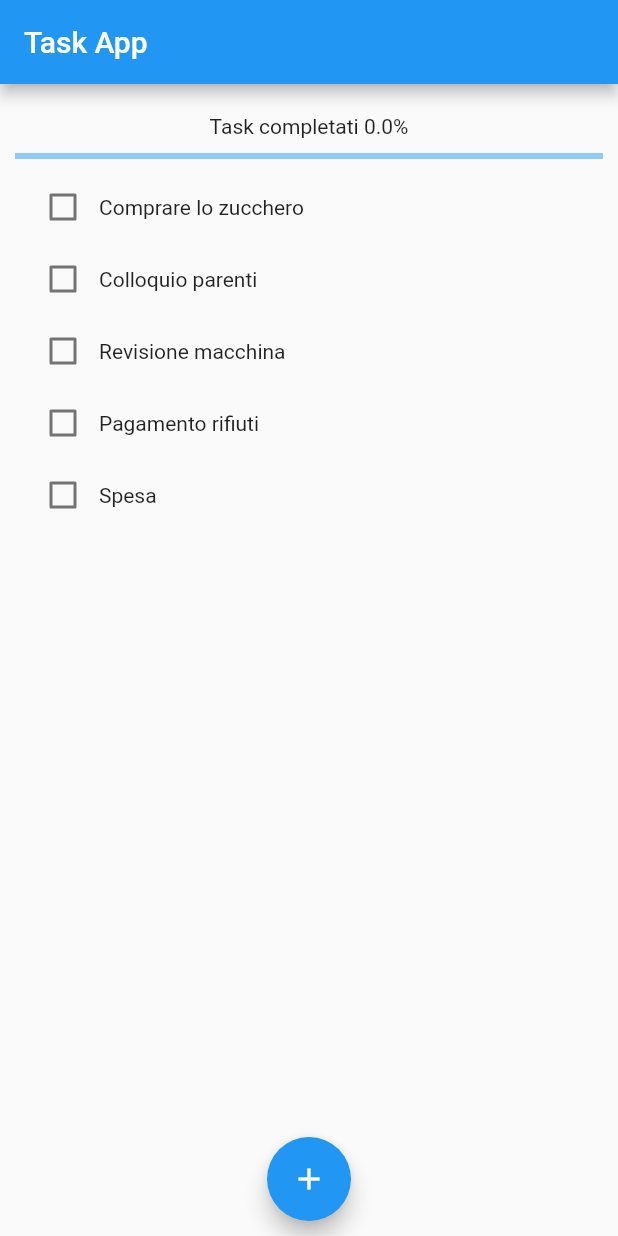
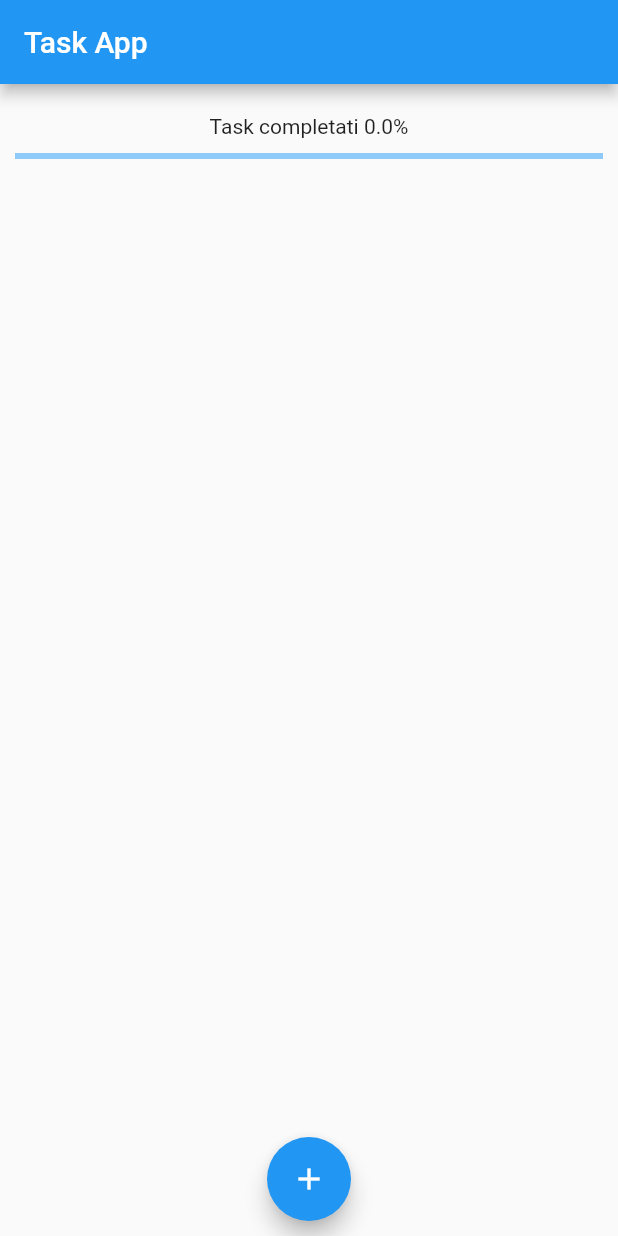
Before and after one commit to mirtillacecchi22/task_app, a Flutter app: the screen it shows after launch, on a phone screen of 412 x 824 dp. Run offline on Flutter 3.47's test engine with Material 2 defaults, Android fonts, the phone set to English and light mode, and no system bars.

```diff
--- a/lib/main.dart
+++ b/lib/main.dart
@@ -1,33 +1,17 @@
 import 'package:flutter/material.dart';
+import 'package:provider/provider.dart';
 
 import './task_list.dart';
 import './add_task.dart';
+import './task_model.dart';
 
 void main() {
   runApp(const MaterialApp(
       home: MainApp())); //soluzione per usare Navigator, da rivedere
 }
 
-class MainApp extends StatefulWidget {
+class MainApp extends StatelessWidget {
   const MainApp({super.key});
-
-  @override
-  State<MainApp> createState() => _MainAppState();
-}
-
-class _MainAppState extends State<MainApp> {
-  double _perc = 0;
-  double _progress = 0;
-  int _comp = 0;
-
-  //lista dei tasks hardcoded
-  List<String> tasks = [
-    'Comprare lo zucchero',
-    'Colloquio parenti',
-    'Revisione macchina',
-    'Pagamento rifiuti',
-    'Spesa',
-  ];
 
   @override
   Widget build(BuildContext context) {
@@ -36,25 +20,27 @@ class _MainAppState extends State<MainApp> {
         appBar: AppBar(
           title: const Text("Task App"),
         ),
-        body: Container(
+        body: ChangeNotifierProvider(
+          create: (context) => TaskModel(),
+          child: Container(
             padding: const EdgeInsets.all(10),
-          child: Column(
+            child: Consumer<TaskModel>(
+                builder: (context, tasks, child) => Column(
                       children: [
                         const SizedBox(
                           height: 10,
                           width: double.infinity,
                         ),
-              Text("Task completati $_perc%"),
+                        Text("Task completati ${tasks.perc}%"),
                         const SizedBox(
                           height: 10,
                           width: double.infinity,
                         ),
                         LinearProgressIndicator(
-                value: _progress,
+                          value: tasks.progress,
                         ),
                         Expanded(
                           child: TasksList(
-                  onSonChange: onSonChange,
                             tasks: tasks,
                           ),
                         ),
@@ -63,37 +49,16 @@ class _MainAppState extends State<MainApp> {
                             Navigator.push(
                                     context,
                                     MaterialPageRoute(
-                        builder: (context) => AddItem(addTask: aggiungiTask)),
-                  );
+                                        builder: (context) => const AddItem()))
+                                .then((value) => tasks.add(value));
                           },
                           child: const Icon(Icons.add),
                         ),
                       ],
+                    )),
           ),
         ),
       ),
     );
   }
-
-  void onSonChange(value) {
-    setState(() {
-      if (value) {
-        _comp += 1;
-      } else {
-        _comp -= 1;
 }
-      _perc = 100 * _comp / tasks.length;
-      _perc = double.parse((_perc).toStringAsFixed(2));
-      _progress = 1 * _perc / 100;
-    });
-  }
-
-  void aggiungiTask(value) {
-    setState(() {
-      tasks.add(value);
-      _perc = 100 * _comp / tasks.length;
-      _perc = double.parse((_perc).toStringAsFixed(2));
-      _progress = 1 * _perc / 100;
-    });
-  }
-}
--- a/lib/task_list.dart
+++ b/lib/task_list.dart
@@ -1,23 +1,24 @@
 import 'package:flutter/material.dart';
 
 import 'task_item.dart';
+import './task_model.dart';
 
 class TasksList extends StatelessWidget {
-  final List tasks;
-  final Function onSonChange;
+  final TaskModel tasks;
+  //final Function onSonChange;
 
-  const TasksList({super.key, required this.onSonChange, required this.tasks});
+  const TasksList({super.key, required this.tasks});
 
   @override
   Widget build(BuildContext context) {
     return ListView.builder(
         shrinkWrap: true,
         padding: const EdgeInsets.all(8),
-        itemCount: tasks.length,
+        itemCount: tasks.totalTasks,
         itemBuilder: (BuildContext context, int index) {
           return TaskItem(
-            label: tasks[index],
-            onCheck: onSonChange,
+            label: tasks.getTask(index),
+            onCheck: (value) => tasks.checkTask(value),
           );
         });
   }
--- /dev/null
+++ b/lib/task_model.dart
@@ -0,0 +1,34 @@
+import 'package:flutter/material.dart';
+
+class TaskModel extends ChangeNotifier {
+  final List<String> _tasks = [];
+  double _perc = 0;
+  double _progress = 0;
+  int _comp = 0;
+
+  int get totalTasks => _tasks.length;
+  String get perc => "$_perc";
+  double get progress => _progress;
+
+  String getTask(index) => _tasks[index];
+
+  void add(String item) {
+    _tasks.add(item);
+    _perc = 100 * _comp / _tasks.length;
+    _perc = double.parse((_perc).toStringAsFixed(2));
+    _progress = 1 * _perc / 100;
+    notifyListeners();
+  }
+
+  void checkTask(value) {
+    if (value) {
+      _comp += 1;
+    } else {
+      _comp -= 1;
+    }
+    _perc = 100 * _comp / _tasks.length;
+    _perc = double.parse((_perc).toStringAsFixed(2));
+    _progress = 1 * _perc / 100;
+    notifyListeners();
+  }
+}
--- a/pubspec.yaml
+++ b/pubspec.yaml
@@ -9,6 +9,7 @@ environment:
 dependencies:
   flutter:
     sdk: flutter
+  provider: ^6.0.0
 
 dev_dependencies:
   flutter_test:
```
Also changed, not shown: lib/add_task.dart (+7 -5 lines), pubspec.lock. Lines whose indentation alone changed are shown as unchanged.
